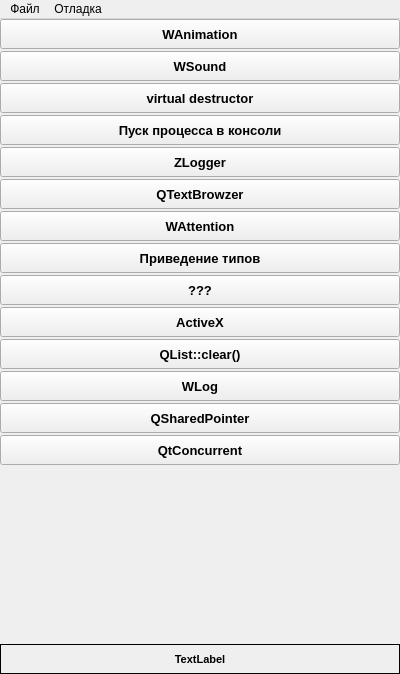
Qt form TestQt/src/FMain.ui (Zurg-13/cpp) before a commit.
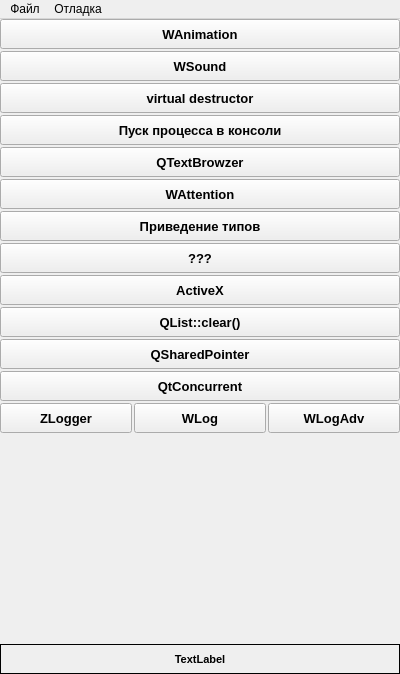
The same form after that commit.

```diff
--- a/TestQt/src/FMain.ui
+++ b/TestQt/src/FMain.ui
@@ -110,32 +110,6 @@
       </property>
      </widget>
     </item>
-    <item>
-     <widget class="QPushButton" name="btLogger">
-      <property name="minimumSize">
-       <size>
-        <width>192</width>
-        <height>30</height>
-       </size>
-      </property>
-      <property name="maximumSize">
-       <size>
-        <width>16777215</width>
-        <height>30</height>
-       </size>
-      </property>
-      <property name="font">
-       <font>
-        <pointsize>10</pointsize>
-        <weight>75</weight>
-        <bold>true</bold>
-       </font>
-      </property>
-      <property name="text">
-       <string>ZLogger</string>
-      </property>
-     </widget>
-    </item>
     <item>
      <widget class="QPushButton" name="btTB">
       <property name="minimumSize">
@@ -292,32 +266,6 @@
       </property>
      </widget>
     </item>
-    <item>
-     <widget class="QPushButton" name="btWLog">
-      <property name="minimumSize">
-       <size>
-        <width>0</width>
-        <height>30</height>
-       </size>
-      </property>
-      <property name="maximumSize">
-       <size>
-        <width>16777215</width>
-        <height>30</height>
-       </size>
-      </property>
-      <property name="font">
-       <font>
-        <pointsize>10</pointsize>
-        <weight>75</weight>
-        <bold>true</bold>
-       </font>
-      </property>
-      <property name="text">
-       <string>WLog</string>
-      </property>
-     </widget>
-    </item>
     <item>
      <widget class="QPushButton" name="btSharedPtr">
       <property name="minimumSize">
@@ -358,6 +306,91 @@
       </property>
      </widget>
     </item>
+    <item>
+     <layout class="QHBoxLayout" name="lyLog">
+      <property name="spacing">
+       <number>2</number>
+      </property>
+      <item>
+       <widget class="QPushButton" name="btLogger">
+        <property name="minimumSize">
+         <size>
+          <width>96</width>
+          <height>30</height>
+         </size>
+        </property>
+        <property name="maximumSize">
+         <size>
+          <width>16777215</width>
+          <height>30</height>
+         </size>
+        </property>
+        <property name="font">
+         <font>
+          <pointsize>10</pointsize>
+          <weight>75</weight>
+          <bold>true</bold>
+         </font>
+        </property>
+        <property name="text">
+         <string>ZLogger</string>
+        </property>
+       </widget>
+      </item>
+      <item>
+       <widget class="QPushButton" name="btWLog">
+        <property name="minimumSize">
+         <size>
+          <width>0</width>
+          <height>30</height>
+         </size>
+        </property>
+        <property name="maximumSize">
+         <size>
+          <width>16777215</width>
+          <height>30</height>
+         </size>
+        </property>
+        <property name="font">
+         <font>
+          <pointsize>10</pointsize>
+          <weight>75</weight>
+          <bold>true</bold>
+         </font>
+        </property>
+        <property name="text">
+         <string>WLog</string>
+        </property>
+       </widget>
+      </item>
+      <item>
+       <widget class="QPushButton" name="btLogAdv">
+        <property name="minimumSize">
+         <size>
+          <width>96</width>
+          <height>30</height>
+         </size>
+        </property>
+        <property name="maximumSize">
+         <size>
+          <width>16777215</width>
+          <height>30</height>
+         </size>
+        </property>
+        <property name="font">
+         <font>
+          <pointsize>10</pointsize>
+          <weight>75</weight>
+          <bold>true</bold>
+         </font>
+        </property>
+        <property name="text">
+         <string>WLogAdv</string>
+        </property>
+       </widget>
+      </item>
+     </layout>
+    </item>
     <item>
      <spacer name="spc">
       <property name="orientation">
```
Left out of the diff: 2 changed lines with no effect on the pictures.
